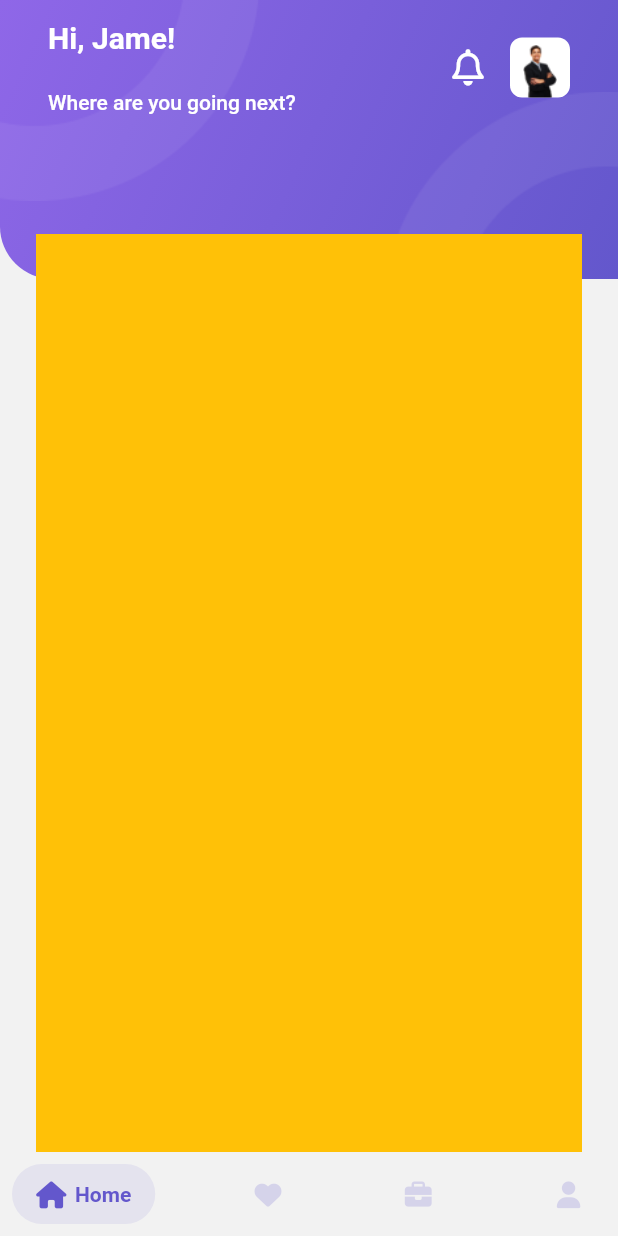
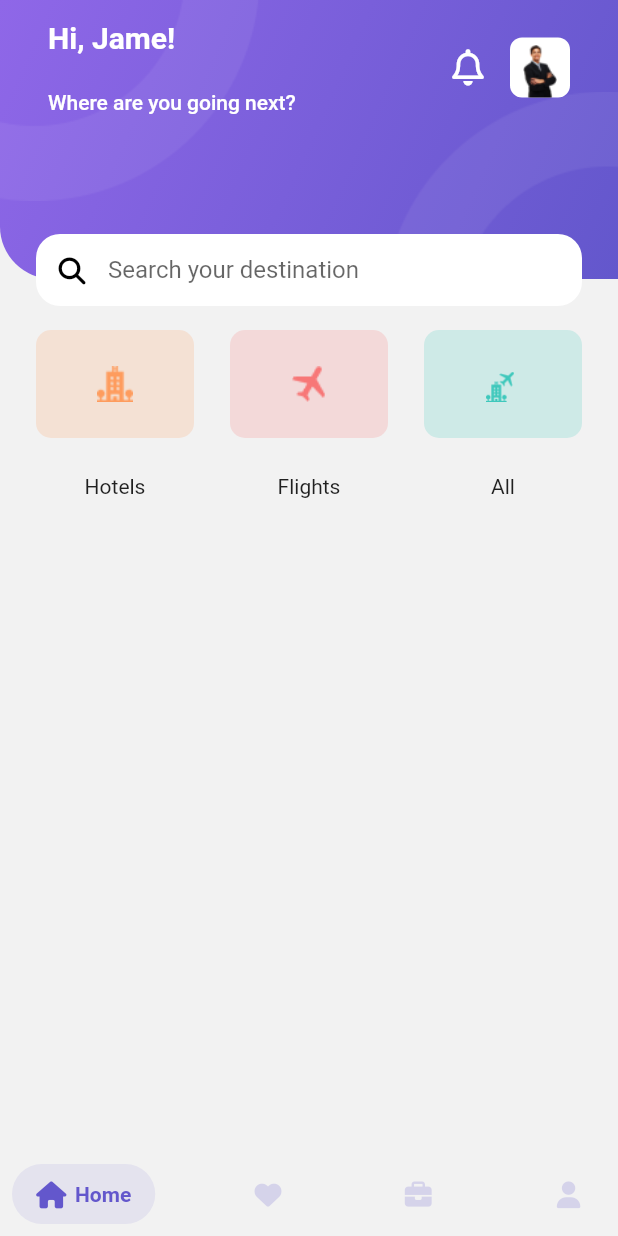
Before and after one commit to TruongAnim/travel_app_ui, a Flutter app: the MainApp screen opened by its route, on a phone screen of 412 x 824 dp. Run offline on Flutter 3.47's test engine with Material 2 defaults, Android fonts, the phone set to English and light mode, and no system bars; drawn by our look-alikes of salomon_bottom_bar; our stand-ins replace font_awesome_flutter, hive_flutter, smooth_page_indicator; accounts and stored records are empty.

Commit message:
add item bar

```diff
--- a/lib/core/constants/color_constants.dart
+++ b/lib/core/constants/color_constants.dart
@@ -8,7 +8,11 @@ class ColorPalette {
   static const Color dividerColor = Color(0xFFE5E7EB);
   static const Color text1Color = Color(0xFF323B4B);
   static const Color subTitleColor = Color(0xFF838383);
-  static const backgroundScaffodColor = Color(0xfff2f2f2);
+  static const Color backgroundScaffodColor = Color(0xfff2f2f2);
+
+  static const Color itemHotelColor = Color(0xffFE9C5E);
+  static const Color itemPlaneColor = Color(0xffF77777);
+  static const Color itemHotelPlaneColor = Color(0xff3EC8BC);
 }
 
 class Gradients {
--- a/lib/core/constants/dismention_constants.dart
+++ b/lib/core/constants/dismention_constants.dart
@@ -8,4 +8,5 @@ const double kMinPadding = 5;
 const double kTopPadding = 8;
 
 const double kDefaultIconSize = 18;
+const double kMediumIconSize = 24;
 const BorderRadius kDefaultBorderRadius = BorderRadius.all(Radius.circular(8));
--- a/lib/core/helpers/assets_helper.dart
+++ b/lib/core/helpers/assets_helper.dart
@@ -1,5 +1,7 @@
 class AssetsHelper {
   static const String imageAssets = 'assets/images/';
+  static const String iconAssets = 'assets/icons/';
+
   static const String splashBackgroundImage =
       '${imageAssets}background_splash_screen.png';
   static const String splashCircleImage =
@@ -10,4 +12,8 @@ class AssetsHelper {
   static const String oval1 = '${imageAssets}oval1.png';
   static const String oval2 = '${imageAssets}oval2.png';
   static const String person = '${imageAssets}person.png';
+
+  static const String icoHotel = '${iconAssets}ico_hotel.png';
+  static const String icoPlane = '${iconAssets}ico_plane.png';
+  static const String icoHotelPlane = '${iconAssets}ico_hotel_plane.png';
 }
--- a/lib/representation/screen/home_screen.dart
+++ b/lib/representation/screen/home_screen.dart
@@ -1,8 +1,10 @@
 import 'package:flutter/material.dart';
 import 'package:font_awesome_flutter/font_awesome_flutter.dart';
+import 'package:travel_app_ui/core/constants/color_constants.dart';
 import 'package:travel_app_ui/core/constants/dismention_constants.dart';
 import 'package:travel_app_ui/core/helpers/assets_helper.dart';
 import 'package:travel_app_ui/core/helpers/image_helper.dart';
+import 'package:travel_app_ui/representation/screen/hotel_screen.dart';
 import 'package:travel_app_ui/representation/widgets/app_bar_container.dart';
 
 class HomeScreen extends StatefulWidget {
@@ -13,6 +15,32 @@ class HomeScreen extends StatefulWidget {
 }
 
 class _HomeScreenState extends State<HomeScreen> {
+  Widget _buildItemCategory(
+      Widget icon, Color color, VoidCallback onTap, String title) {
+    return GestureDetector(
+      onTap: onTap,
+      child: Column(
+        children: [
+          Container(
+            width: double.infinity,
+            padding: const EdgeInsets.symmetric(vertical: kMediumPadding),
+            decoration: BoxDecoration(
+              color: color.withOpacity(0.2),
+              borderRadius: const BorderRadius.all(
+                Radius.circular(kItemPadding),
+              ),
+            ),
+            child: icon,
+          ),
+          const SizedBox(
+            height: kMediumPadding,
+          ),
+          Text(title),
+        ],
+      ),
+    );
+  }
+
   @override
   Widget build(BuildContext context) {
     return AppBarContainer(
@@ -20,12 +48,12 @@ class _HomeScreenState extends State<HomeScreen> {
       // emplementLeading: true,
       // emplementTraling: true,
       title: Padding(
-        padding: EdgeInsets.symmetric(horizontal: kDefaultPadding),
+        padding: const EdgeInsets.symmetric(horizontal: kDefaultPadding),
         child: Row(
           children: [
             Column(
               crossAxisAlignment: CrossAxisAlignment.start,
-              children: [
+              children: const [
                 Text(
                   'Hi, Jame!',
                   style: TextStyle(fontWeight: FontWeight.bold, fontSize: 20),
@@ -35,22 +63,22 @@ class _HomeScreenState extends State<HomeScreen> {
                 ),
                 Text(
                   'Where are you going next?',
-                  style: const TextStyle(fontSize: 14),
+                  style: TextStyle(fontSize: 14),
                 )
               ],
             ),
-            Spacer(),
-            Icon(
+            const Spacer(),
+            const Icon(
               FontAwesomeIcons.bell,
             ),
-            SizedBox(
+            const SizedBox(
               width: kDefaultPadding,
             ),
             Container(
               width: 40,
               height: 40,
-              padding: EdgeInsets.only(top: kMinPadding),
-              decoration: BoxDecoration(
+              padding: const EdgeInsets.only(top: kMinPadding),
+              decoration: const BoxDecoration(
                   borderRadius: BorderRadius.all(
                     Radius.circular(kTopPadding),
                   ),
@@ -60,8 +88,65 @@ class _HomeScreenState extends State<HomeScreen> {
           ],
         ),
       ),
-      child: Container(
-        color: Colors.amber,
+      child: Column(
+        children: [
+          const TextField(
+            decoration: InputDecoration(
+              hintText: 'Search your destination',
+              prefixIcon: Padding(
+                padding: EdgeInsets.all(kTopPadding),
+                child: Icon(
+                  FontAwesomeIcons.magnifyingGlass,
+                  color: Colors.black,
+                  size: kDefaultIconSize,
+                ),
+              ),
+              filled: true,
+              fillColor: Colors.white,
+              border: OutlineInputBorder(
+                borderSide: BorderSide.none,
+                borderRadius: BorderRadius.all(
+                  Radius.circular(kDefaultPadding),
+                ),
+              ),
+              contentPadding: EdgeInsets.symmetric(horizontal: kItemPadding),
+            ),
+          ),
+          const SizedBox(
+            height: kDefaultPadding,
+          ),
+          Row(
+            children: [
+              Expanded(
+                  child: _buildItemCategory(
+                      ImageHelper.loadFromAsset(AssetsHelper.icoHotel,
+                          height: kMediumIconSize, width: kMediumIconSize),
+                      ColorPalette.itemHotelColor, () {
+                Navigator.of(context).pushNamed(HotelScreen.routeName);
+              }, 'Hotels')),
+              const SizedBox(
+                width: kMediumPadding,
+              ),
+              Expanded(
+                  child: _buildItemCategory(
+                      ImageHelper.loadFromAsset(AssetsHelper.icoPlane,
+                          height: kMediumIconSize, width: kMediumIconSize),
+                      ColorPalette.itemPlaneColor,
+                      () {},
+                      'Flights')),
+              const SizedBox(
+                width: kMediumPadding,
+              ),
+              Expanded(
+                  child: _buildItemCategory(
+                      ImageHelper.loadFromAsset(AssetsHelper.icoHotelPlane,
+                          height: kMediumIconSize, width: kMediumIconSize),
+                      ColorPalette.itemHotelPlaneColor,
+                      () {},
+                      'All')),
+            ],
+          ),
+        ],
       ),
     );
   }
--- /dev/null
+++ b/lib/representation/screen/hotel_screen.dart
@@ -0,0 +1,17 @@
+import 'package:flutter/material.dart';
+
+class HotelScreen extends StatefulWidget {
+  const HotelScreen({super.key});
+
+  static const String routeName = '/HotelScreen';
+
+  @override
+  State<HotelScreen> createState() => _HotelScreenState();
+}
+
+class _HotelScreenState extends State<HotelScreen> {
+  @override
+  Widget build(BuildContext context) {
+    return Scaffold();
+  }
+}
--- a/lib/routes.dart
+++ b/lib/routes.dart
@@ -1,4 +1,5 @@
 import 'package:flutter/material.dart';
+import 'package:travel_app_ui/representation/screen/hotel_screen.dart';
 import 'package:travel_app_ui/representation/screen/intro_screen.dart';
 import 'package:travel_app_ui/representation/screen/main_app.dart';
 import 'representation/screen/splash_screen.dart';
@@ -7,4 +8,5 @@ final Map<String, WidgetBuilder> routes = {
   SplashScreen.routerName: (context) => const SplashScreen(),
   IntroScreen.routerName: (context) => const IntroScreen(),
   MainApp.routeName: (context) => const MainApp(),
+  HotelScreen.routeName: (context) => const HotelScreen()
 };
```
Also changed, not shown: assets/icons/ico_hotel.png (added), assets/icons/ico_hotel_plane.png (added), assets/icons/ico_plane.png (added).
